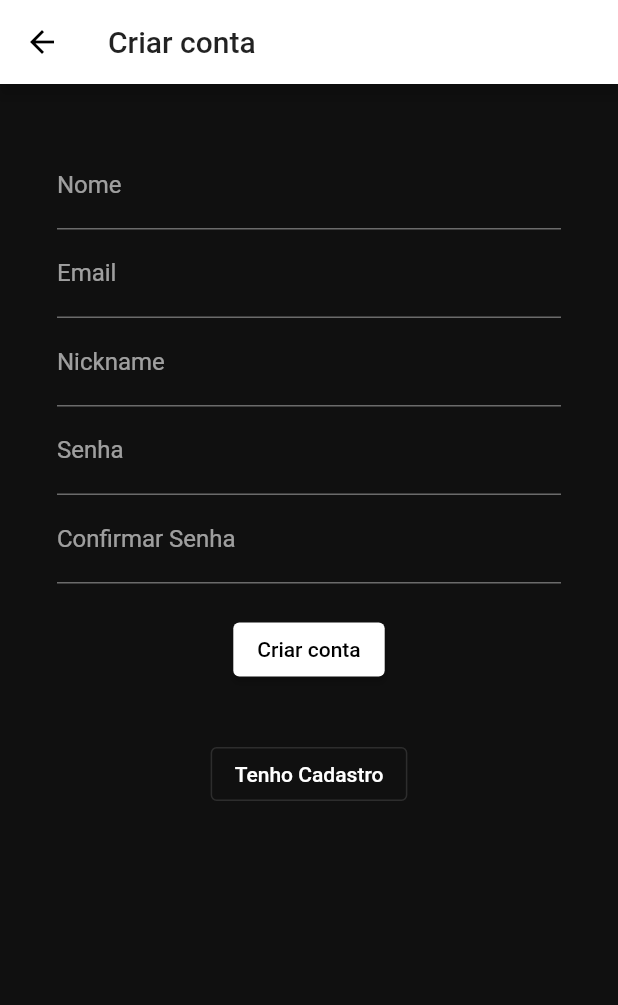
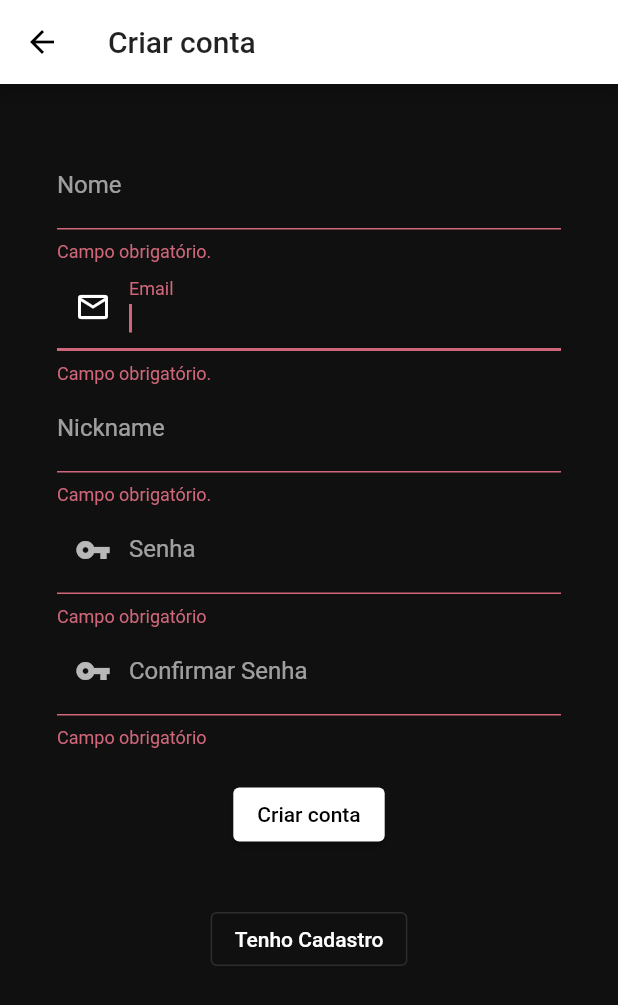
Before and after one commit to heloeng/app_global_heroes, a Flutter app: the SignupPage screen opened directly, after a tap on "Criar conta", on a phone screen of 412 x 824 dp. Shown: the top 1005 px of the screen. Run offline on Flutter 3.47's test engine with Material 2 defaults, Android fonts, the phone set to English and light mode, and no system bars; our stand-ins replace animate_do, cloud_firestore, firebase_auth, firebase_core, font_awesome_flutter, percent_indicator; missing offline and left inert: animated_card; accounts and stored records are empty; network calls fail.

```diff
--- a/lib/pages/signup_page.dart
+++ b/lib/pages/signup_page.dart
@@ -4,12 +4,15 @@ import '../models/user_model.dart';
 import '../controllers/user_controller.dart';
 import 'login_page.dart';
 
+// Define  um widget Form customizado
 class SignupPage extends StatefulWidget {
   @override
   _SignupPageState createState() => _SignupPageState();
 }
 
 class _SignupPageState extends State<SignupPage> {
+  // Define a classe State que vai tratar os dados do Form
+  final _formKey = GlobalKey<FormState>();
   String nome = '';
   String email = '';
   String nickName = '';
@@ -23,6 +26,7 @@ class _SignupPageState extends State<SignupPage> {
 
   @override
   Widget build(BuildContext context) {
+    // Cria o widget Form usando  _formKey
     return Scaffold(
         appBar: AppBar(
           title: Text("Criar conta"),
@@ -37,36 +41,110 @@ class _SignupPageState extends State<SignupPage> {
                   child: Column(
                     children: [
                       Form(
+                        key: _formKey,
                         child: Padding(
                           padding: const EdgeInsets.all(8.0),
                           child: Column(
                             children: [
                               TextFormField(
+                                // O validador recebe o texto digitado
                                 decoration: InputDecoration(labelText: 'Nome'),
                                 onChanged: (texto) => nome = texto,
+                                validator: (String? texto) {
+                                  //string null label testar se
+                                  //se o texto é diferente de nulo e não está vazio
+                                  if (texto != null && texto.isNotEmpty) {
+                                    print(texto.length);
+                                    if (texto.length < 3) {
+                                      return "Digite um Nome válido.";
+                                    }
+                                  } else {
+                                    return "Campo obrigatório.";
+                                  }
+                                },
                               ),
                                 TextFormField(
-                                decoration: InputDecoration(labelText: 'Email'),
+                  validator: (String? texto) {
+                    if (texto != null && texto.isNotEmpty) {
+                      if (!texto.contains('@') || texto.length < 8) {
+                        return 'Digite um email válido';
+                      }
+                    } else {
+                      return 'Campo obrigatório.';
+                    }
+                  },
                   onChanged: (texto) => email = texto,
+                  style: TextStyle(color: Colors.white),
+                  keyboardType: TextInputType.emailAddress,
+                  autofocus: true,
+                  decoration: InputDecoration(
+                    prefixIcon: Icon(
+                      Icons.mail_outline,
+                    ),
+                    labelText: 'Email',
+                    //border: OutlineInputBorder(),
+                  ),
                 ),
                               TextFormField(
                                 decoration:
                                     InputDecoration(labelText: 'Nickname'),
                                 onChanged: (texto) => nickName = texto,
+                                validator: (String? texto) {
+                                  //string null label testar se
+                                  //se o texto é diferente de nulo e não está vazio
+                                  if (texto != null && texto.isNotEmpty) {
+                                    print(texto.length);
+                                    if (texto.length < 1) {
+                                      return "Digite um Nickname válido.";
+                                    }
+                                  } else {
+                                    return "Campo obrigatório.";
+                                  }
+                                },
                               ),
                               TextFormField(
-                                decoration: InputDecoration(labelText: 'Senha'),
                                 onChanged: (texto) => senha = texto,
+                                  obscureText: true,
+                                  autofocus: true,
+                                  decoration: InputDecoration(
+                                    prefixIcon: Icon(Icons.vpn_key_sharp),
+                                    labelText: 'Senha',
+                                    //border:OutlineInputBorder(),
+                                  ),
+                                  validator: (String? texto) {
+                                    if (texto != null && texto.isNotEmpty) {
+                                      if (texto.length < 8) {
+                                        return "Digite uma senha com 8 caracteres ou mais";
+                                      }
+                                    } else {
+                                      return "Campo obrigatório";
+                                    }
+                                  },
+
                                   ),
                               TextFormField(
                                 decoration: InputDecoration(
+                                    prefixIcon: Icon(Icons.vpn_key_sharp),
                                     labelText: 'Confirmar Senha'),
                                 onChanged: (texto) => confirmarSenha = texto,
+                                obscureText: true,
+                                autofocus: true,
+                                validator: (String? texto) {
+                                  if (texto != null && texto.isNotEmpty) {
+                                    if (texto.length < 8) {
+                                      return "Digite uma senha com 8 caracteres ou mais";
+                                    }
+                                  } else {
+                                    return "Campo obrigatório";
+                                  }
+                                },
                               ),
                               Container(
                                 padding: EdgeInsets.all(20),
                                 child: ElevatedButton(
                                   onPressed: () async {
+                                    if (_formKey.currentState?.validate() ??
+                                        false) {
                                       final List<String> favoritos = [];
                                       final user = UserModel(
                                           nome: nome,
@@ -77,6 +155,7 @@ class _SignupPageState extends State<SignupPage> {
                                           email, senha, user, favoritos);
 
                                       Navigator.pop(context);
+                                    }
                                   },
                                   child: Text("Criar conta"),
                                 ),
```
Lines whose indentation alone changed are shown as unchanged.
